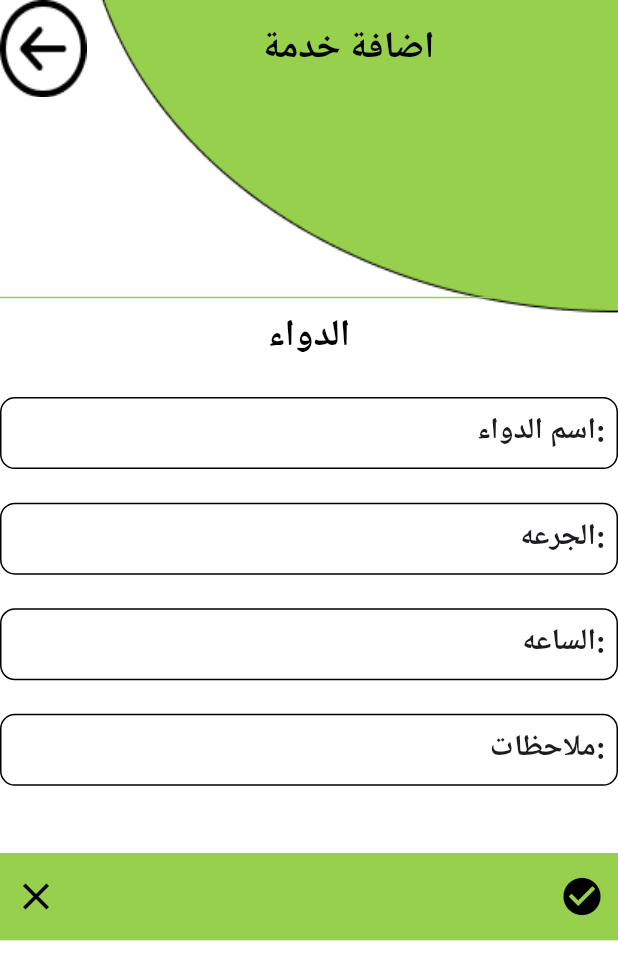
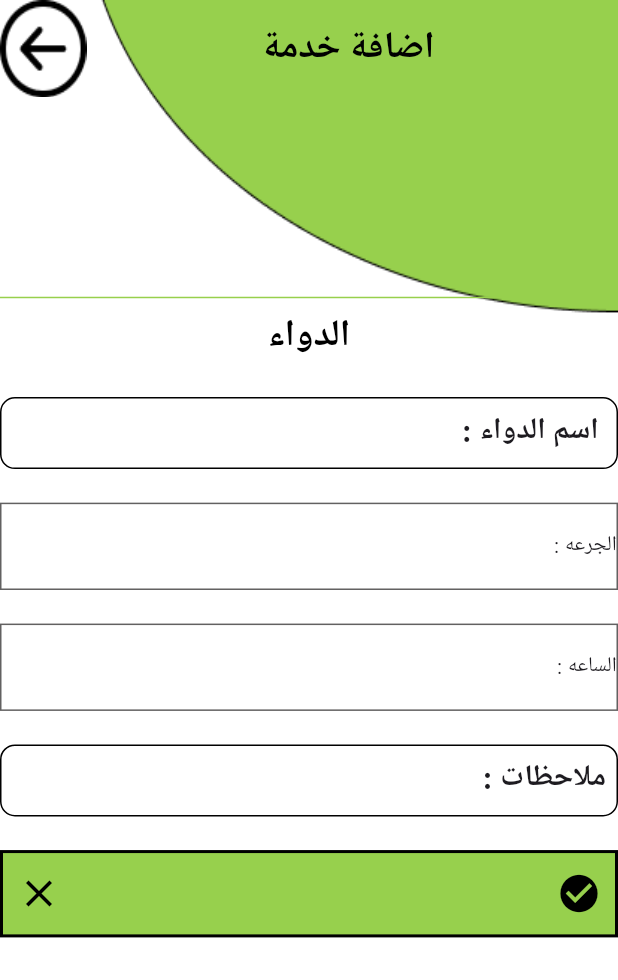
Before and after one commit to ahmedragab112/child_care, a Flutter app: the Medisent screen opened by its route, on a phone screen of 412 x 824 dp. Shown: the top 980 px of the screen. Run offline on Flutter 3.47's test engine with Material 3 defaults, Android fonts, the light colour scheme and no system bars; our stand-ins replace awesome_dialog, bloc, device_info_plus, equatable, flutter_bloc, flutter_datetime_picker_plus and 6 more; missing offline and left inert: flutter_picker; accounts and stored records are empty.

Commit message:
some changes

```diff
--- a/lib/screens/child_services.dart
+++ b/lib/screens/child_services.dart
@@ -126,7 +126,7 @@ class _ChildServicesState extends State<ChildServices> {
                               mainAxisSize: MainAxisSize.min,
                               children: [
                                 Text(
-                                  'احمد',
+                                  data.name,
                                   style: GoogleFonts.inter(
                                     fontSize: 20.sp,
                                     fontWeight: FontWeight.bold,
--- a/lib/screens/medisen.dart
+++ b/lib/screens/medisen.dart
@@ -1,13 +1,22 @@
 import 'package:childcare/function/spaceing.dart';
 import 'package:childcare/widget/custom_textfiled.dart';
+import 'package:childcare/widget/data_picker.dart';
 import 'package:flutter/material.dart';
-import 'package:flutter/widgets.dart';
+import 'package:flutter_picker/flutter_picker.dart';
 import 'package:flutter_screenutil/flutter_screenutil.dart';
 import 'package:google_fonts/google_fonts.dart';
 
-class Medisent extends StatelessWidget {
+class Medisent extends StatefulWidget {
   const Medisent({super.key});
 
+  @override
+  State<Medisent> createState() => _MedisentState();
+}
+
+class _MedisentState extends State<Medisent> {
+  String amoutOfMedisent = '';
+  String time = '';
+  final GlobalKey<ScaffoldState> _scaffoldKey = GlobalKey<ScaffoldState>();
   @override
   Widget build(BuildContext context) {
     return SafeArea(
@@ -20,6 +29,7 @@ class Medisent extends StatelessWidget {
             height: double.infinity,
           ),
           Scaffold(
+              key: _scaffoldKey,
               backgroundColor: Colors.transparent,
               body: CustomScrollView(
                 slivers: [
@@ -67,28 +77,102 @@ class Medisent extends StatelessWidget {
                         ),
                         verticalSpace(20),
                         CustomTextFiled(
-                            text: 'اسم الدواء:',
+                            text: ' : اسم الدواء ',
                             controller: TextEditingController()),
                         verticalSpace(20),
+                        CustomContainter(
+                          txt1: ' : الجرعه',
+                          txt2: amoutOfMedisent,
+                          onTap: () {
+                            Picker(
+                              adapter: PickerDataAdapter<String?>(
+                                data: List<PickerItem<String>>.generate(
+                                  6,
+                                  (index) => PickerItem(
+                                    text: Text('$index'),
+                                    children: [
+                                      PickerItem(
+                                        text: const Text('حبه'),
+                                      ),
+                                      PickerItem(
+                                        text: const Text('ملي'),
+                                      )
+                                    ],
+                                  ),
+                                ),
+                              ),
+                              changeToFirst: true,
+                              textAlign: TextAlign.left,
+                              columnPadding: const EdgeInsets.all(8.0),
+                              onSelect:
+                                  (Picker picker, int iteam, List<int> index) {
+                                setState(() {
+                                  amoutOfMedisent =
+                                      '${picker.getSelectedValues()[0] ?? ''}        ${picker.getSelectedValues()[1] ?? ''}';
+                                });
+                              },
+                              onConfirm: (Picker picker, List value) {},
+                            ).show(_scaffoldKey.currentState!);
+                          },
+                        ),
+                        verticalSpace(20),
+                        CustomContainter(
+                          txt1: ' : الساعه',
+                          txt2: time,
+                          onTap: () {
+                            Picker(
+                                    adapter: PickerDataAdapter<String?>(
+                                        data: List<PickerItem<String>>.generate(
+                                      30,
+                                      (index) => PickerItem(
+                                          text: Text(' ${index + 1} Set'),
+                                          children:
+                                              List<PickerItem<String>>.generate(
+                                            30,
+                                            (index) => PickerItem(
+                                                text: Text('${index + 1}'),
+                                                children: List<
+                                                    PickerItem<
+                                                        String>>.generate(
+                                                  30,
+                                                  (index) => PickerItem(
+                                                      text:
+                                                          Text('${index + 30}'),
+                                                      children: [
+                                                        PickerItem(
+                                                            text: const Text(
+                                                                'ص')),
+                                                        PickerItem(
+                                                            text:
+                                                                const Text('م'))
+                                                      ]),
+                                                )),
+                                          )),
+                                    )),
+                                    changeToFirst: true,
+                                    textAlign: TextAlign.left,
+                                    onSelect: (picker, index, selected) {
+                                      time =
+                                          '${picker.getSelectedValues()[0] ?? ''} ${picker.getSelectedValues()[1] ?? ''}${picker.getSelectedValues()[2] ?? ''}${picker.getSelectedValues()[3] ?? ''}';
+                                      setState(() {});
+                                    },
+                                    columnPadding: const EdgeInsets.all(8.0),
+                                    onConfirm: (Picker picker, List value) {})
+                                .show(_scaffoldKey.currentState!);
+                          },
+                        ),
+                        verticalSpace(20),
                         CustomTextFiled(
-                            text: 'الجرعه:',
+                            text: ' : ملاحظات',
                             controller: TextEditingController()),
                         verticalSpace(20),
-                        CustomTextFiled(
-                            text: 'الساعه:',
-                            controller: TextEditingController()),
-                        verticalSpace(20),
-                        CustomTextFiled(
-                          text: 'ملاحظات:',
-                          controller: TextEditingController(),
-                        ),
-                        verticalSpace(40),
                         Container(
                           width: double.infinity,
                           height: 52.h,
-                          decoration: const BoxDecoration(
-                            color: Color(0xff97D04D),
-                          ),
+                          decoration: BoxDecoration(
+                              color: const Color(0xff97D04D),
+                              border:
+                                  Border.all(color: Colors.black, width: 2)),
                           child: Row(
                             mainAxisAlignment: MainAxisAlignment.spaceBetween,
                             children: [
--- /dev/null
+++ b/lib/widget/data_picker.dart
@@ -0,0 +1,30 @@
+import 'package:flutter/widgets.dart';
+import 'package:flutter_screenutil/flutter_screenutil.dart';
+
+class CustomContainter extends StatelessWidget {
+  const CustomContainter(
+      {super.key, this.onTap, required this.txt1, required this.txt2});
+  final String txt1;
+  final String txt2;
+  final Function()? onTap;
+  @override
+  Widget build(BuildContext context) {
+    return GestureDetector(
+      onTap: onTap,
+      child: Container(
+        width: double.infinity,
+        height: 52.h,
+        decoration: BoxDecoration(
+          border: Border.all(
+            width: 1,
+            color: const Color(0xff626161),
+          ),
+        ),
+        child: Row(
+          mainAxisAlignment: MainAxisAlignment.end,
+          children: [Text('$txt1$txt2')],
+        ),
+      ),
+    );
+  }
+}
--- a/pubspec.yaml
+++ b/pubspec.yaml
@@ -37,6 +37,7 @@ dependencies:
     sdk: flutter
   flutter_bloc: ^8.1.5
   flutter_datetime_picker_plus: ^2.2.0
+  flutter_picker: ^2.1.0
   flutter_screenutil: ^5.9.0
   google_fonts: ^6.2.1
   hive: ^2.2.3
@@ -48,11 +49,11 @@ dependencies:
   permission_handler: ^11.3.1
 
 dev_dependencies:
+  build_runner: ^2.4.7
   flutter_lints: ^3.0.0
-  build_runner: ^2.4.7
-  hive_generator: ^2.0.1
   flutter_test:
     sdk: flutter
+  hive_generator: ^2.0.1
 
 # For information on the generic Dart part of this file, see the
 # following page: https://dart.dev/tools/pub/pubspec
```
Also changed, not shown: pubspec.lock.
